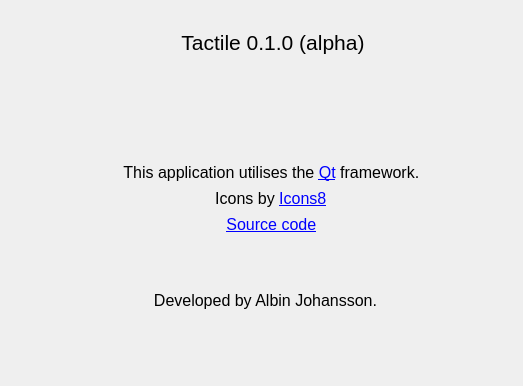
Before: the Qt Designer form src/gui/modal/about.ui in albin-johansson/tactile, drawn with Qt 5.
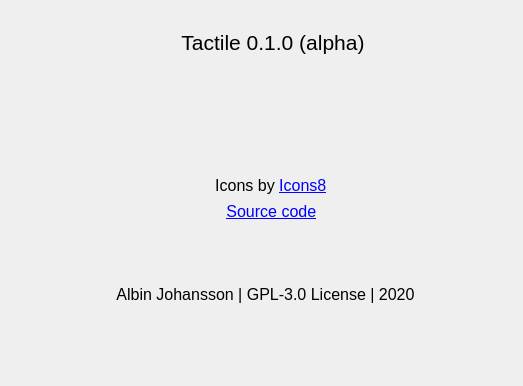
After: the same form once the commit is applied. Icons and pictures are not drawn.

```diff
--- a/src/gui/modal/about.ui
+++ b/src/gui/modal/about.ui
@@ -137,74 +137,6 @@
       </property>
      </spacer>
     </item>
-    <item>
-     <layout class="QHBoxLayout" name="horizontalLayout_4">
-      <item>
-       <spacer name="qtLeftSpacer">
-        <property name="orientation">
-         <enum>Qt::Horizontal</enum>
-        </property>
-        <property name="sizeHint" stdset="0">
-         <size>
-          <width>40</width>
-          <height>20</height>
-         </size>
-        </property>
-       </spacer>
-      </item>
-      <item>
-       <widget class="QLabel" name="qtIcon">
-        <property name="text">
-         <string/>
-        </property>
-        <property name="pixmap">
-         <pixmap resource="../../tactile.qrc">:/resources/icons/icons8/dark/qt.png</pixmap>
-        </property>
-        <property name="alignment">
-         <set>Qt::AlignCenter</set>
-        </property>
-       </widget>
-      </item>
-      <item>
-       <widget class="QLabel" name="qtLabel">
-        <property name="font">
-         <font>
-          <family>Segoe UI</family>
-          <pointsize>12</pointsize>
-          <weight>50</weight>
-          <bold>false</bold>
-          <strikeout>false</strikeout>
-          <kerning>true</kerning>
-         </font>
-        </property>
-        <property name="text">
-         <string>This application utilises the &lt;a href=&quot;https://www.qt.io/&quot;&gt;Qt&lt;/a&gt;
-                    framework.
-                  </string>
-        </property>
-        <property name="alignment">
-         <set>Qt::AlignCenter</set>
-        </property>
-        <property name="openExternalLinks">
-         <bool>true</bool>
-        </property>
-       </widget>
-      </item>
-      <item>
-       <spacer name="qtRightSpacer">
-        <property name="orientation">
-         <enum>Qt::Horizontal</enum>
-        </property>
-        <property name="sizeHint" stdset="0">
-         <size>
-          <width>40</width>
-          <height>20</height>
-         </size>
-        </property>
-       </spacer>
-      </item>
-     </layout>
-    </item>
     <item>
      <layout class="QHBoxLayout" name="horizontalLayout_2">
       <item>
@@ -360,7 +292,7 @@
        </font>
       </property>
       <property name="text">
-       <string>Developed by Albin Johansson.</string>
+       <string>Albin Johansson | GPL-3.0 License | 2020</string>
       </property>
       <property name="alignment">
        <set>Qt::AlignCenter</set>
```
